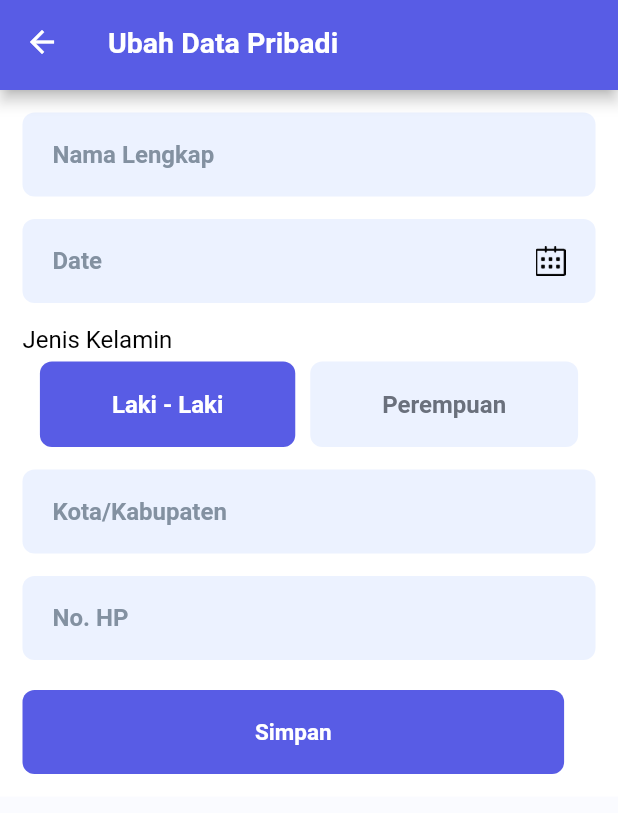
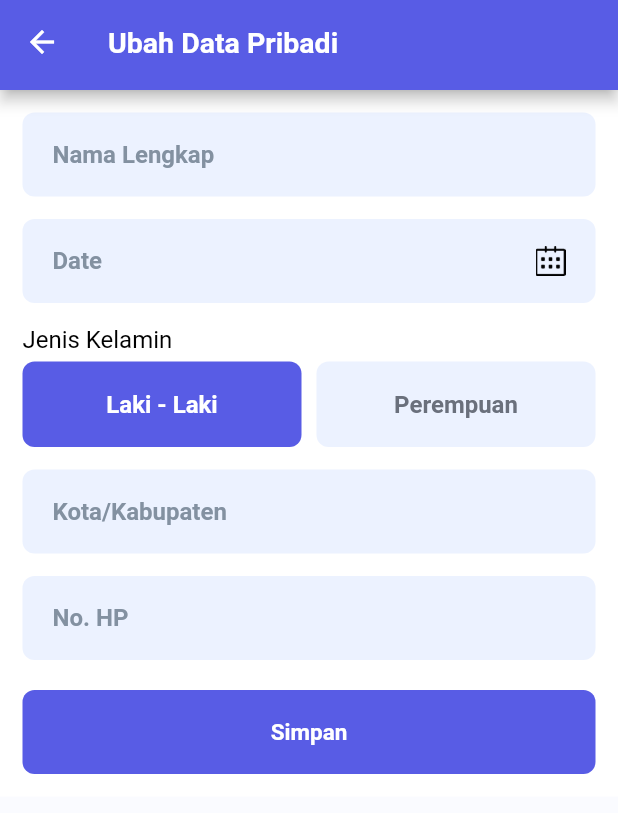
Before and after one commit to Dhaniramli/online-consultation-app, a Flutter app: the CsMyProfileView screen opened by its route, after a tap on "Edit", on a phone screen of 412 x 824 dp. Shown: the top 813 px of the screen. Run offline on Flutter 3.47's test engine with Material 2 defaults, Android fonts, the light colour scheme and no system bars; our stand-ins replace cloud_firestore, firebase_auth, firebase_core, get, google_fonts, lottie; accounts and stored records are empty.

Commit message:
edit profil sudah jalan

```diff
--- a/lib/app/modules/costumer/cs_edit_profile/views/cs_button_row.dart
+++ b/lib/app/modules/costumer/cs_edit_profile/views/cs_button_row.dart
@@ -33,7 +33,8 @@ class _CsButtonRowState extends State<CsButtonRow> {
 
   @override
   Widget build(BuildContext context) {
-    return TextButton(
+    return Expanded(
+      child: TextButton(
           onPressed: () {
             bool selected = widget.value != widget.groupValue;
             if (selected) {
@@ -42,7 +43,7 @@ class _CsButtonRowState extends State<CsButtonRow> {
             }
           },
           style: TextButton.styleFrom(
-            padding: const EdgeInsets.symmetric(vertical: 19, horizontal: 48),
+              padding: const EdgeInsets.symmetric(vertical: 19),
               backgroundColor: widget.value == widget.groupValue
                   ? widget.selectColor
                   : widget.container,
@@ -53,6 +54,7 @@ class _CsButtonRowState extends State<CsButtonRow> {
             style: widget.value == widget.groupValue
                 ? textWhiteStyle.copyWith(fontSize: 16, fontWeight: semiBold)
                 : textStyleGrey.copyWith(fontSize: 16, fontWeight: semiBold),
-        ));
+          )),
+    );
   }
 }
--- a/lib/app/modules/costumer/cs_edit_profile/views/cs_edit_profile_view.dart
+++ b/lib/app/modules/costumer/cs_edit_profile/views/cs_edit_profile_view.dart
@@ -6,9 +6,10 @@ import '../../../../../theme.dart';
 import 'cs_button_row.dart';
 import '../controllers/cs_edit_profile_controller.dart';
 
+class CsEditProfileView extends StatefulWidget {
+  String emailV;
 
-class CsEditProfileView extends StatefulWidget {
-  const CsEditProfileView({super.key});
+  CsEditProfileView({super.key, required this.emailV});
 
   @override
   State<CsEditProfileView> createState() => _CsEditProfileView();
@@ -20,24 +21,22 @@ class _CsEditProfileView extends State<CsEditProfileView> {
 
   @override
   Widget build(BuildContext context) {
+    controller.emailC = widget.emailV;
 
-    PreferredSize header(){
+    PreferredSize header() {
       return PreferredSize(
         preferredSize: const Size.fromHeight(60),
         child: AppBar(
           backgroundColor: primaryColor,
           title: Text(
             'Ubah Data Pribadi',
-            style: textWhiteStyle.copyWith(
-              fontSize: 19,
-              fontWeight: semiBold
-            ),
+            style: textWhiteStyle.copyWith(fontSize: 19, fontWeight: semiBold),
           ),
         ),
       );
     }
 
-    Widget content(){
+    Widget content() {
       return ListView(
         children: [
           Container(
@@ -48,87 +47,67 @@ class _CsEditProfileView extends State<CsEditProfileView> {
               children: [
                 Container(
                   height: 56,
-                padding: const EdgeInsets.symmetric(
-                  vertical: 18,
-                  horizontal: 20
-                ),
+                  padding:
+                      const EdgeInsets.symmetric(vertical: 18, horizontal: 20),
                   decoration: BoxDecoration(
                       borderRadius: BorderRadius.circular(8),
-                  color: containerInputColor
-                ),
+                      color: containerInputColor),
                   child: Center(
                     child: TextFormField(
                       controller: controller.fullNameC,
                       style: textStyleBlack.copyWith(
-                      fontSize: 16,
-                      fontWeight: semiBold
-                    ),
+                          fontSize: 16, fontWeight: semiBold),
                       decoration: InputDecoration.collapsed(
                           hintText: 'Nama Lengkap',
                           hintStyle: textInputColorStyle.copyWith(
-                        fontSize: 16,
-                        fontWeight: semiBold
-                      )
-                    ),
+                              fontSize: 16, fontWeight: semiBold)),
                     ),
                   ),
                 ),
                 const SizedBox(height: 15),
                 Container(
                   height: 56,
-                padding: const EdgeInsets.symmetric(
-                  vertical: 18,
-                  horizontal: 20
-                ),
+                  padding:
+                      const EdgeInsets.symmetric(vertical: 18, horizontal: 20),
                   decoration: BoxDecoration(
                       borderRadius: BorderRadius.circular(8),
-                  color: containerInputColor
-                ),
+                      color: containerInputColor),
                   child: Row(
                     children: [
                       Expanded(
                         child: TextFormField(
                           controller: controller.dateC,
-                        onTap: () async{
+                          onTap: () async {
                             DateTime? pickeddate = await showDatePicker(
                                 context: context,
                                 initialDate: DateTime.now(),
                                 firstDate: DateTime(1950),
-                            lastDate: DateTime(2100)
-                            );
+                                lastDate: DateTime(2100));
 
-                            if(pickeddate != null) {
+                            if (pickeddate != null) {
                               setState(() {
-                                controller.dateC.text = DateFormat('dd/MM/yyyy').format(pickeddate);
+                                controller.dateC.text =
+                                    DateFormat('dd/MM/yyyy').format(pickeddate);
                               });
                             }
                           },
                           style: textStyleBlack.copyWith(
-                          fontSize: 16,
-                          fontWeight: semiBold
-                        ),
+                              fontSize: 16, fontWeight: semiBold),
                           decoration: InputDecoration.collapsed(
                               hintText: 'Date',
                               hintStyle: textInputColorStyle.copyWith(
-                            fontSize: 16,
-                            fontWeight: semiBold
-                          )
-                        ),
+                                  fontSize: 16, fontWeight: semiBold)),
                         ),
                       ),
                       const Spacer(),
-                    Image.asset(
-                      'assets/picture/calendar.png'
-                    )
+                      Image.asset('assets/picture/calendar.png')
                     ],
                   ),
                 ),
                 const SizedBox(height: 15),
                 Text(
                   'Jenis Kelamin',
-                style: textStyleBlack.copyWith(
-                  fontSize: 16
-                ),
+                  style: textStyleBlack.copyWith(fontSize: 16),
                 ),
                 const SizedBox(height: 5),
                 Row(
@@ -138,7 +117,6 @@ class _CsEditProfileView extends State<CsEditProfileView> {
                       text: 'Laki - Laki',
                       value: 1,
                       groupValue: controller.valueC,
-
                       onChanged: (int? value) {
                         setState(() {
                           controller.valueC = value!;
@@ -150,7 +128,6 @@ class _CsEditProfileView extends State<CsEditProfileView> {
                       text: 'Perempuan',
                       value: 2,
                       groupValue: controller.valueC,
-
                       onChanged: (int? value) {
                         setState(() {
                           controller.valueC = value!;
@@ -162,83 +139,68 @@ class _CsEditProfileView extends State<CsEditProfileView> {
                 const SizedBox(height: 15),
                 Container(
                   height: 56,
-                padding: const EdgeInsets.symmetric(
-                  vertical: 18,
-                  horizontal: 20
-                ),
+                  padding:
+                      const EdgeInsets.symmetric(vertical: 18, horizontal: 20),
                   decoration: BoxDecoration(
                       borderRadius: BorderRadius.circular(8),
-                  color: containerInputColor
-                ),
+                      color: containerInputColor),
                   child: Center(
                     child: TextFormField(
+                      controller: controller.kotaC,
                       style: textStyleBlack.copyWith(
-                      fontSize: 16,
-                      fontWeight: semiBold
-                    ),
+                          fontSize: 16, fontWeight: semiBold),
                       decoration: InputDecoration.collapsed(
                           hintText: 'Kota/Kabupaten',
                           hintStyle: textInputColorStyle.copyWith(
-                        fontSize: 16,
-                        fontWeight: semiBold
-                      )
-                    ),
+                              fontSize: 16, fontWeight: semiBold)),
                     ),
                   ),
                 ),
                 const SizedBox(height: 15),
                 Container(
                   height: 56,
-                padding: const EdgeInsets.symmetric(
-                  vertical: 18,
-                  horizontal: 20
-                ),
+                  padding:
+                      const EdgeInsets.symmetric(vertical: 18, horizontal: 20),
                   decoration: BoxDecoration(
                       borderRadius: BorderRadius.circular(8),
-                  color: containerInputColor
-                ),
+                      color: containerInputColor),
                   child: Center(
                     child: TextFormField(
+                      controller: controller.noTelponC,
                       keyboardType: TextInputType.number,
-                    inputFormatters: [FilteringTextInputFormatter.allow(RegExp("[0-9]"))],
+                      inputFormatters: [
+                        FilteringTextInputFormatter.allow(RegExp("[0-9]"))
+                      ],
                       style: textStyleBlack.copyWith(
-                      fontSize: 16,
-                      fontWeight: semiBold
-                    ),
+                          fontSize: 16, fontWeight: semiBold),
                       decoration: InputDecoration.collapsed(
                           hintText: 'No. HP',
                           hintStyle: textInputColorStyle.copyWith(
-                        fontSize: 16,
-                        fontWeight: semiBold
-                      )
-                    ),
+                              fontSize: 16, fontWeight: semiBold)),
                     ),
                   ),
                 ),
                 const SizedBox(height: 20),
-              TextButton(
+                SizedBox(
+                  width: double.infinity,
+                  child: TextButton(
                     onPressed: () {
                       controller.onUpdate();
-                  Navigator.pop(context);
                     },
                     style: TextButton.styleFrom(
-                  padding: const EdgeInsets.symmetric(
-                    vertical: 19,
-                    horizontal: 155
-                  ),
+                      padding: const EdgeInsets.symmetric(vertical: 19),
                       backgroundColor: primaryColor,
                       shape: RoundedRectangleBorder(
-                    borderRadius: BorderRadius.circular(8)
-                  )
+                        borderRadius: BorderRadius.circular(8),
+                      ),
                     ),
                     child: Text(
                       'Simpan',
                       style: textWhiteStyle.copyWith(
-                    fontSize: 15,
-                    fontWeight: semiBold
+                          fontSize: 15, fontWeight: semiBold),
                     ),
-                )
-                )
+                  ),
+                ),
               ],
             ),
           ),
--- a/lib/app/modules/costumer/cs_home/views/cs_home_view.dart
+++ b/lib/app/modules/costumer/cs_home/views/cs_home_view.dart
@@ -73,7 +73,7 @@ class CsHomeView extends GetView<CsHomeController> {
                   width: double.infinity,
                   color: bgColor1,
                   child: SelectDoctorView(
-                    doctorName: "${item["full_name"]}",
+                    doctorName: "${item["fullName"]}",
                     specialist: "${item["email"]}",
                   ),
                 );
--- a/lib/app/modules/costumer/cs_my_profile/views/cs_my_profile_view.dart
+++ b/lib/app/modules/costumer/cs_my_profile/views/cs_my_profile_view.dart
@@ -1,8 +1,6 @@
 import 'package:cloud_firestore/cloud_firestore.dart';
 import 'package:flutter/material.dart';
-
 import 'package:get/get.dart';
-
 import '../../../../../theme.dart';
 import '../../../../data/app_session.dart';
 import '../../cs_edit_profile/views/cs_edit_profile_view.dart';
@@ -102,8 +100,8 @@ class CsMyProfileView extends GetView<CsMyProfileController> {
                       ),
                       const SizedBox(height: 5),
                       Text(
-                        "${item["fullName"]}" != null
-                            ? "${item["fullName"]}"
+                        "${item["dateOfBirth"]}" != null
+                            ? "${item["dateOfBirth"]}"
                             : "Belum diisi",
                         style: textStyleBlack.copyWith(fontSize: 13),
                       ),
@@ -116,8 +114,8 @@ class CsMyProfileView extends GetView<CsMyProfileController> {
                       ),
                       const SizedBox(height: 5),
                       Text(
-                        "${item["fullName"]}" != null
-                            ? "${item["fullName"]}"
+                        "${item["jender"]}" != null
+                            ? "${item["jender"]}"
                             : "Belum diisi",
                         style: textStyleBlack.copyWith(fontSize: 13),
                       ),
@@ -130,8 +128,8 @@ class CsMyProfileView extends GetView<CsMyProfileController> {
                       ),
                       const SizedBox(height: 5),
                       Text(
-                        "${item["fullName"]}" != null
-                            ? "${item["fullName"]}"
+                        "${item["kota"]}" != null
+                            ? "${item["kota"]}"
                             : "Belum diisi",
                         style: textStyleBlack.copyWith(fontSize: 13),
                       ),
@@ -145,7 +143,7 @@ class CsMyProfileView extends GetView<CsMyProfileController> {
                   margin: const EdgeInsets.only(right: 15, left: 15),
                   child: TextButton(
                       onPressed: () {
-                        Get.to(() => CsEditProfileView());
+                        Get.to(() => CsEditProfileView(emailV: item["email"],));
                       },
                       style: TextButton.styleFrom(
                           backgroundColor: primaryColor,
--- a/lib/app/modules/select_doctor/views/select_doctor_view.dart
+++ b/lib/app/modules/select_doctor/views/select_doctor_view.dart
@@ -1,7 +1,5 @@
 import 'package:flutter/material.dart';
-
 import 'package:get/get.dart';
-
 import '../../../../theme.dart';
 import '../controllers/select_doctor_controller.dart';
 
@@ -10,7 +8,7 @@ class SelectDoctorView extends GetView<SelectDoctorController> {
   final String specialist;
   // final double? harga;
 
-  SelectDoctorView({
+  const SelectDoctorView({
     super.key,
     required this.doctorName,
     required this.specialist,
--- a/lib/app/routes/app_pages.dart
+++ b/lib/app/routes/app_pages.dart
@@ -86,10 +86,5 @@ class AppPages {
       page: () => const CsMyProfileView(),
       binding: CsMyProfileBinding(),
     ),
-    GetPage(
-      name: _Paths.CS_EDIT_PROFILE,
-      page: () => CsEditProfileView(),
-      binding: CsEditProfileBinding(),
-    ),
   ];
 }
```
Also changed, not shown: lib/app/modules/costumer/cs_edit_profile/controllers/cs_edit_profile_controller.dart (+30 -11 lines), lib/main.dart (+26 -26 lines). Lines whose indentation alone changed are shown as unchanged.
